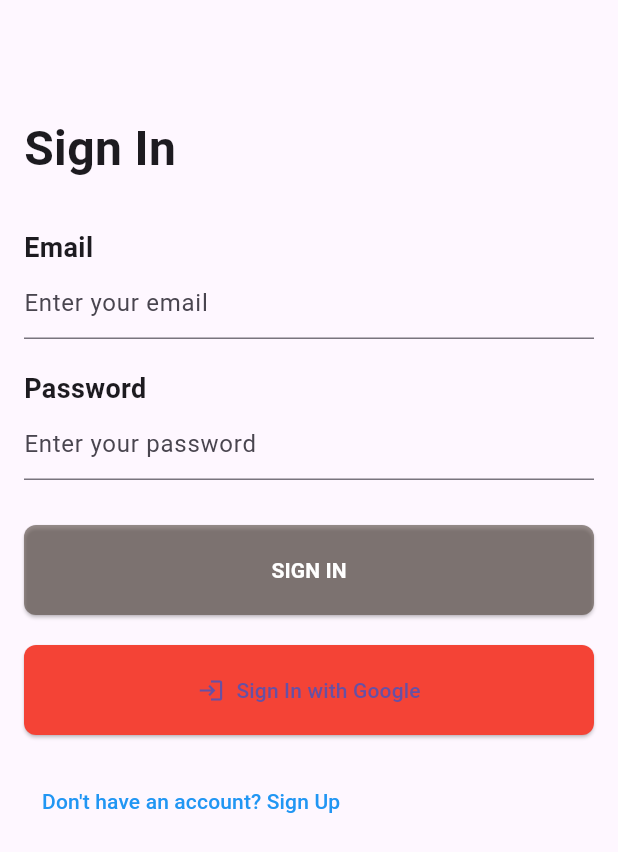
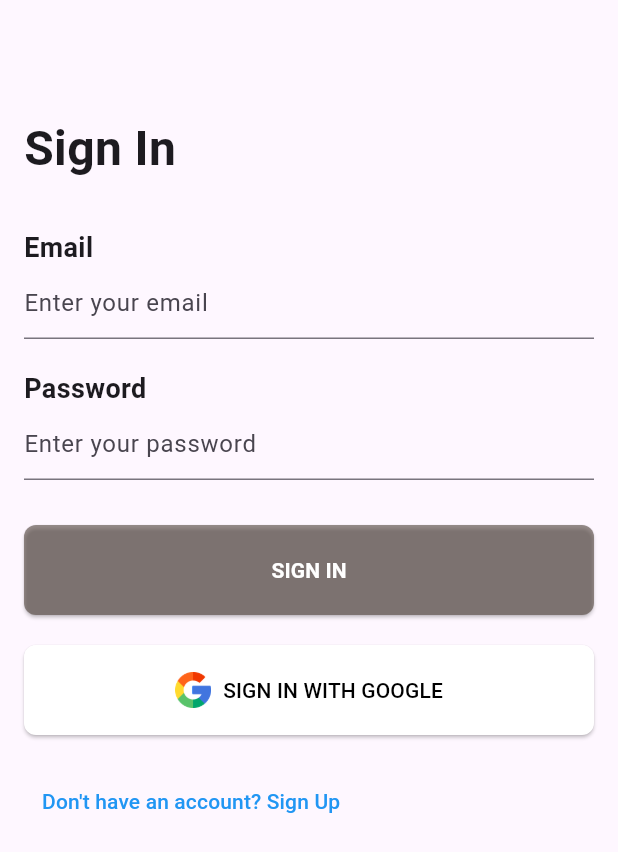
Before and after one commit to Eilhie/BuddyQuest, a Flutter app: the screen it shows after launch, on a phone screen of 412 x 824 dp. Shown: the top 852 px of the screen. Run offline on Flutter 3.47's test engine with Material 3 defaults, Android fonts, the phone set to English and light mode, and no system bars; our stand-ins replace cloud_firestore, firebase_auth, firebase_core, flutter_dotenv, google_sign_in, shared_preferences; accounts and stored records are empty.

Commit message:
Update Google Sign In button

```diff
--- a/lib/login_page.dart
+++ b/lib/login_page.dart
@@ -159,19 +159,49 @@ class _LoginPageState extends State<LoginPage> {
               child: const Text('SIGN IN', style: TextStyle(fontWeight: FontWeight.bold, color: Colors.white)),
             ),
             const SizedBox(height: 20),
+            // ini versi biru
+      /*
             ElevatedButton.icon(
               onPressed: _signInWithGoogle,
-              icon: const Icon(Icons.login),
-              label: const Text('Sign In with Google'),
+              icon: Image.asset(
+                'assets/logo/google_logo.png', // Path to your local image
+                height: 24, // Set height for the logo
+                width: 24,  // Set width for the logo
+              ),
+              label: const Text(
+                  'SIGN IN WITH GOOGLE',
+                style: TextStyle(color: Colors.white),
+              ),
               style: ElevatedButton.styleFrom(
-                backgroundColor: Colors.red,
+                backgroundColor: Colors.blue, // Change button background to blue
                 padding: const EdgeInsets.symmetric(vertical: 12, horizontal: 32),
                 shape: RoundedRectangleBorder(
                   borderRadius: BorderRadius.circular(8),
                 ),
                 minimumSize: const Size(double.infinity, 60),
               ),
-
+            ),
+      */
+            // ini versi putih
+            ElevatedButton.icon(
+              onPressed: _signInWithGoogle,
+              icon: Image.asset(
+                'assets/logo/google_logo.png', // Path to your local image
+                height: 24, // Set height for the logo
+                width: 24,  // Set width for the logo
+              ),
+              label: const Text(
+                'SIGN IN WITH GOOGLE',
+                style: TextStyle(color: Colors.black),
+              ),
+              style: ElevatedButton.styleFrom(
+                backgroundColor: Colors.white, // Change button background to blue
+                padding: const EdgeInsets.symmetric(vertical: 12, horizontal: 32),
+                shape: RoundedRectangleBorder(
+                  borderRadius: BorderRadius.circular(8),
+                ),
+                minimumSize: const Size(double.infinity, 60),
+              ),
             ),
             const SizedBox(height: 20),
             TextButton(
```
